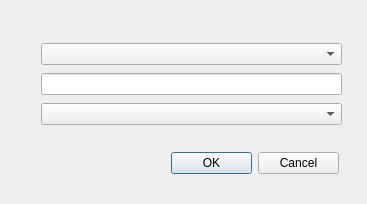
pureooze/tle, file prompterAddExit.ui: the form before one commit.
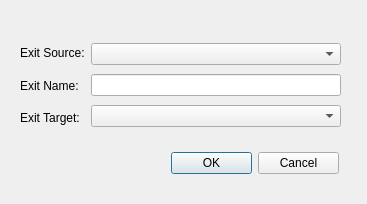
The form after the commit.

Commit message: Minor UI tweak to prompterAddExit dialog.

```diff
--- a/prompterAddExit.ui
+++ b/prompterAddExit.ui
@@ -42,12 +42,39 @@
   <widget class="QWidget" name="">
    <property name="geometry">
     <rect>
-     <x>41</x>
-     <y>41</y>
-     <width>301</width>
-     <height>89</height>
+     <x>20</x>
+     <y>40</y>
+     <width>321</width>
+     <height>91</height>
     </rect>
    </property>
+   <layout class="QHBoxLayout" name="horizontalLayout_2">
+    <item>
+     <layout class="QVBoxLayout" name="verticalLayout_2">
+      <item>
+       <widget class="QLabel" name="label">
+        <property name="text">
+         <string>Exit Source:</string>
+        </property>
+       </widget>
+      </item>
+      <item>
+       <widget class="QLabel" name="label_2">
+        <property name="text">
+         <string>Exit Name:</string>
+        </property>
+       </widget>
+      </item>
+      <item>
+       <widget class="QLabel" name="label_3">
+        <property name="text">
+         <string>Exit Target:</string>
+        </property>
+       </widget>
+      </item>
+     </layout>
+    </item>
+    <item>
    <layout class="QVBoxLayout" name="verticalLayout">
     <item>
      <widget class="QComboBox" name="addToComboBox"/>
@@ -59,6 +86,8 @@
      <widget class="QComboBox" name="targetComboBox"/>
     </item>
    </layout>
+    </item>
+   </layout>
   </widget>
  </widget>
  <resources/>
```
Left out of the diff: 7 changed lines with no effect on the pictures. Lines whose indentation alone changed are shown as unchanged. The commit also changes 1 other file.
